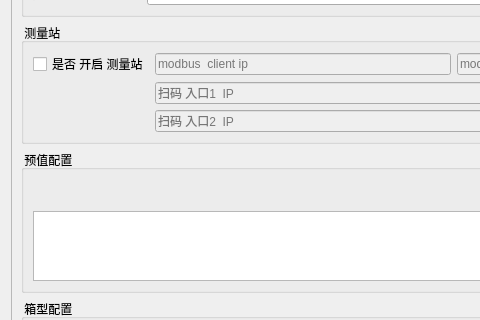
This is ui/form/frmmain.ui in TomenMosaic/BPS as Qt 5 draws it before an edit; both pictures show x 0 to 480 and y 201 to 521 of the 800 by 618 pixel window. The edited form follows.
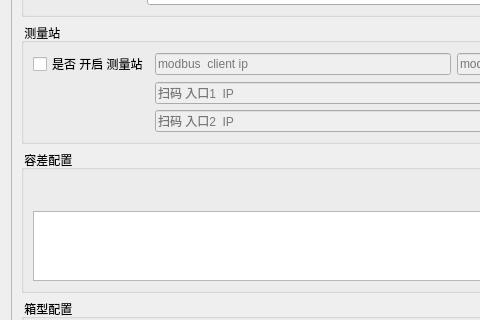
This is the edited form. The open tabs and pages were chosen to show the change. Icons and pictures are not drawn.

What changed in the file:
```diff
--- a/ui/form/frmmain.ui
+++ b/ui/form/frmmain.ui
@@ -682,7 +682,7 @@
            <item>
             <widget class="QGroupBox" name="groupBox_2">
              <property name="title">
-              <string> 预值配置</string>
+              <string> 容差配置</string>
              </property>
              <layout class="QVBoxLayout" name="verticalLayout_6">
               <item>
```
